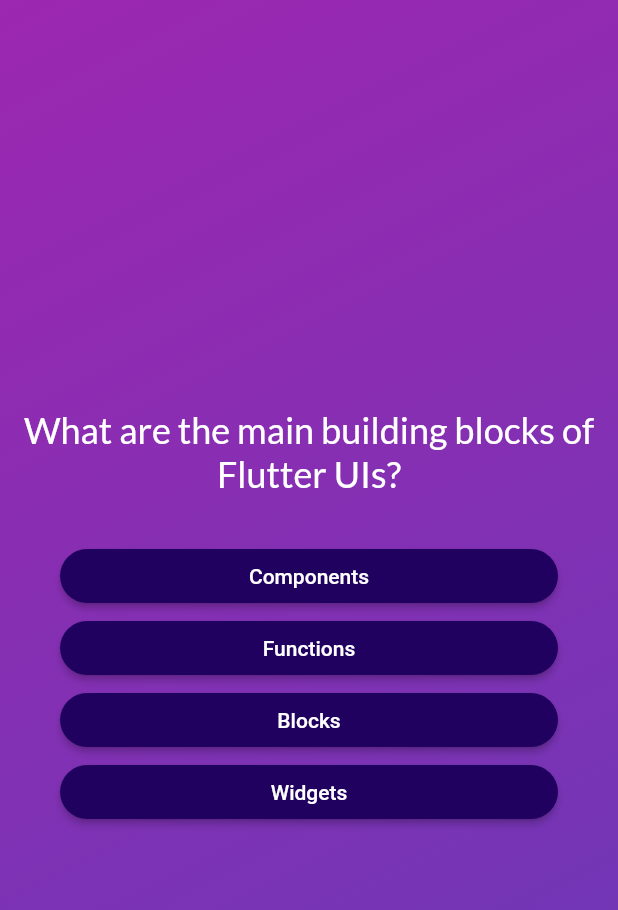
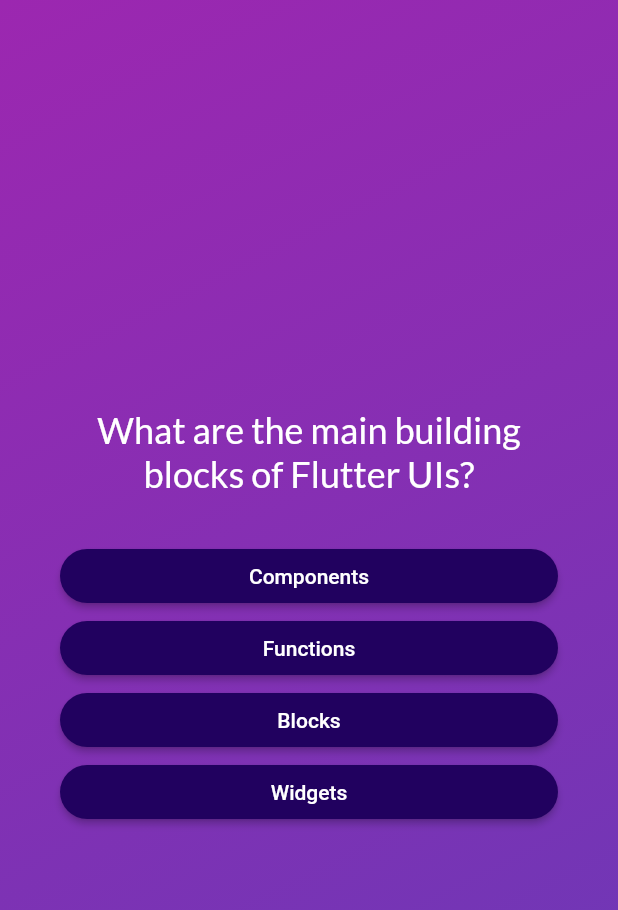
Before and after one commit to angabar/formacio, a Flutter app: the screen it shows after launch, after a tap on "Enter the quiz", on a phone screen of 412 x 824 dp. Shown: the top 910 px of the screen. Run offline on Flutter 3.47's test engine with Material 2 defaults, Android fonts, the phone set to English and light mode, and no system bars; our stand-ins replace google_fonts.

Commit message:
More code

```diff
--- a/flutter/quiz_app/lib/questions_screen.dart
+++ b/flutter/quiz_app/lib/questions_screen.dart
@@ -38,12 +38,15 @@
       child: Column(
         mainAxisAlignment: MainAxisAlignment.center,
         children: [
-          Text(
-            currentQuestion.text,
-            textAlign: TextAlign.center,
-            style: GoogleFonts.lato(
-              color: Colors.white,
-              fontSize: 24,
+          Container(
+            margin: const EdgeInsets.symmetric(horizontal: 40),
+            child: Text(
+              currentQuestion.text,
+              textAlign: TextAlign.center,
+              style: GoogleFonts.lato(
+                color: Colors.white,
+                fontSize: 24,
+              ),
             ),
           ),
           Container(
--- a/flutter/quiz_app/lib/quiz.dart
+++ b/flutter/quiz_app/lib/quiz.dart
@@ -41,7 +41,6 @@
     if (selectedAnswers.length == questions.length) {
       setState(() {
         activeScreen = 'results-screen';
-        selectedAnswers = [];
       });
     }
   }
```
Also changed, not shown: flutter/quiz_app/lib/questions_summary.dart (added, +31 -0 lines), flutter/quiz_app/lib/results_screen.dart (+18 -1 lines).
